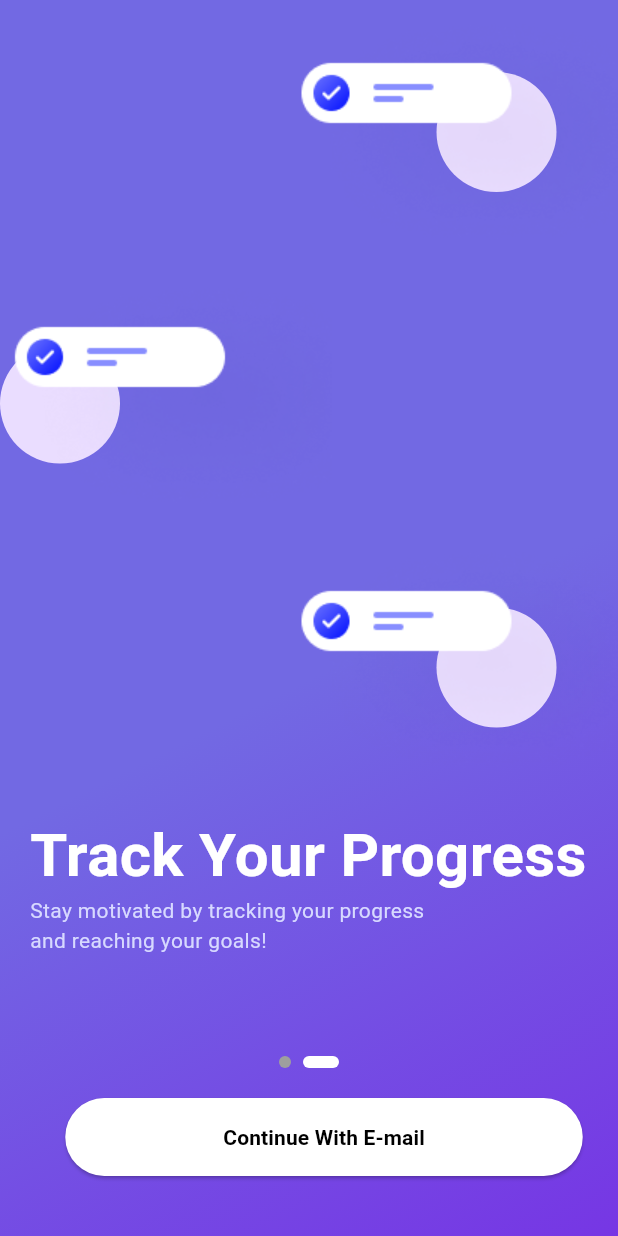
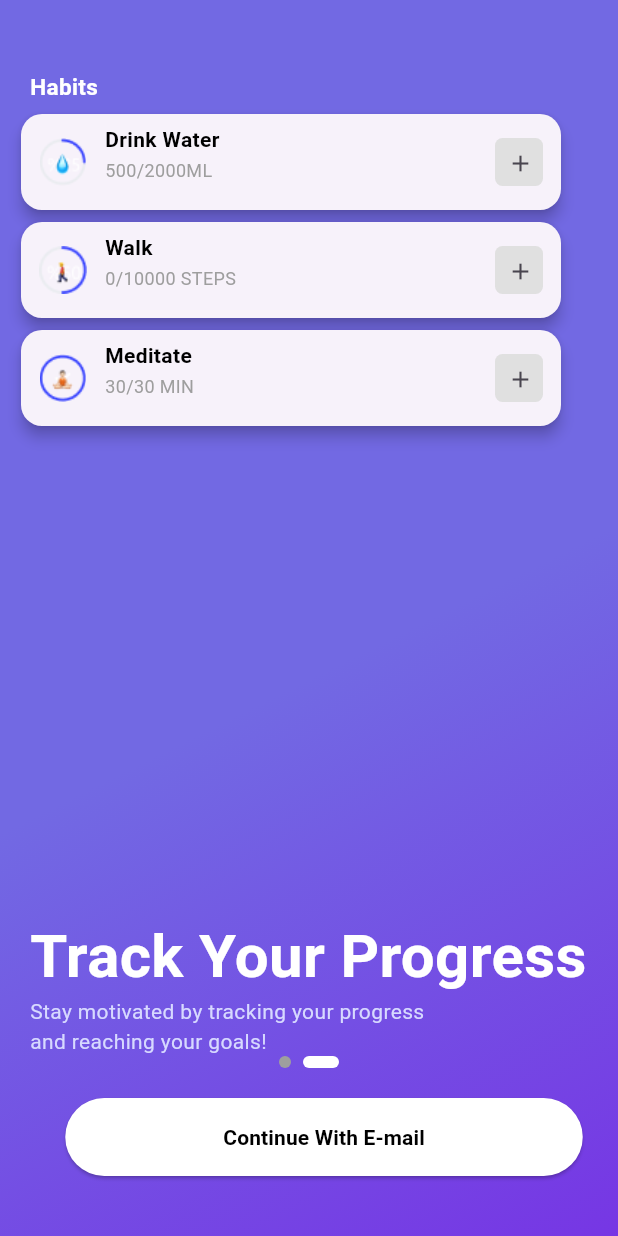
Before and after one commit to TriTechies/git-tracker, a Flutter app: the screen it shows after launch, swiped to page 2, on a phone screen of 412 x 824 dp. Run offline on Flutter 3.47's test engine with Material 3 defaults, Android fonts, the phone set to English and light mode, and no system bars; drawn by our look-alikes of smooth_page_indicator; our stand-ins replace get, get_storage; Roboto replaces fonts that are missing (Segoe UI); project files that could hold a hidden picture were left out.

Commit message:
Refinements added and image quality added

```diff
--- a/analysis_options.yaml
+++ b/analysis_options.yaml
@@ -7,6 +7,9 @@
 
 # The following line activates a set of recommended lints for Flutter apps,
 # packages, and plugins designed to encourage good coding practices.
+analyzer:
+  errors:
+    library_private_types_in_public_api: ignore
 include: package:flutter_lints/flutter.yaml
 
 linter:
--- a/lib/controller/text_controller.dart
+++ b/lib/controller/text_controller.dart
@@ -7,4 +7,9 @@
     TextEditingController name = TextEditingController();
       TextEditingController surname = TextEditingController();
         TextEditingController dateofBirth = TextEditingController();
+          var isSelected = false.obs;
+
+  void toggleSelection() {
+    isSelected.value = !isSelected.value;
+  }
 }
--- a/lib/main.dart
+++ b/lib/main.dart
@@ -10,10 +10,10 @@
 import 'package:git_tracker/view/signUp/gender_page.dart';
 import 'package:git_tracker/view/signUp/habits_options.dart';
 import 'package:git_tracker/view/signUp/sign_up.dart';
-import 'package:flutter_web_plugins/flutter_web_plugins.dart';
+// import 'package:flutter_web_plugins/flutter_web_plugins.dart';
 
 void main() async {
-  setUrlStrategy(PathUrlStrategy());
+  // setUrlStrategy(PathUrlStrategy());
   runApp(const MyApp());
   Get.put(TextController());
   await GetStorage.init();
--- a/lib/view/landing/intro.dart
+++ b/lib/view/landing/intro.dart
@@ -1,5 +1,6 @@
 import 'package:flutter/material.dart';
 import 'package:get/get.dart';
+import 'package:git_tracker/view/widgets/habit_card.dart';
 import 'package:smooth_page_indicator/smooth_page_indicator.dart';
 import 'package:git_tracker/view/widgets/my_button.dart';
 import '../style/style.dart';
@@ -36,7 +37,7 @@
               child: SmoothPageIndicator(
                 controller: _pageController,
                 count: 2,
-                effect: ExpandingDotsEffect(
+                effect: const ExpandingDotsEffect(
                   dotHeight: 8,
                   dotWidth: 8,
                   activeDotColor: Colors.white,
@@ -100,10 +101,24 @@
     return Column(
       crossAxisAlignment: CrossAxisAlignment.start,
       children: [
-        _buildTopSection(),
-        const SizedBox(height: 20),
+       const  SizedBox(
+          height: 50,
+
+        ),
         Padding(
-          padding: const EdgeInsets.only(left: 20.0),
+          padding: const EdgeInsets.only(left: 20.0,bottom: 5),
+          child:  Text('Habits',style:defaultstyle(
+              fontFamily: "Segoe UI",
+              size: 15,
+              color: Colors.white,
+            ), ),
+        ),
+       const  HabitCard(heading: "Drink Water", image: "habit_water", subHeading: "500/2000ML"),
+       const  HabitCard(heading: "Walk", image: "habit_walk", subHeading: "0/10000 STEPS"),
+       const  HabitCard(heading: "Meditate", image: "habit_meditate", subHeading: "30/30 MIN"),
+      const  Spacer(),
+        Padding(
+          padding: const EdgeInsets.only(left: 20.0,),
           child: Text(
             "Track Your Progress",
             style: defaultstyle(
@@ -137,7 +152,7 @@
             Stack(
               clipBehavior: Clip.none,
               children: [
-                Positioned(
+                const Positioned(
                   bottom: 20,
                   top: 20,
                   left: 100,
@@ -154,7 +169,7 @@
             Stack(
               clipBehavior: Clip.none,
               children: [
-                Positioned(
+                const Positioned(
                   bottom: 10,
                   top: 20,
                   left: 0,
@@ -171,7 +186,7 @@
             Stack(
               clipBehavior: Clip.none,
               children: [
-                Positioned(
+                const Positioned(
                   bottom: 10,
                   top: 20,
                   left: 100,
--- a/lib/view/signUp/gender_page.dart
+++ b/lib/view/signUp/gender_page.dart
@@ -41,6 +41,7 @@
             height: 20,
           ),
           const MyCardRow(
+
               imageFirst: "male",
               textFirst: "Male",
               imageSecond: "female",
--- /dev/null
+++ b/lib/view/widgets/habit_card.dart
@@ -0,0 +1,87 @@
+import 'package:flutter/material.dart';
+import 'package:git_tracker/view/style/style.dart';
+
+class HabitCard extends StatelessWidget {
+  const HabitCard({
+    super.key,
+    required this.heading,
+    required this.image,
+    required this.subHeading,
+  });
+  final String image;
+  final String heading;
+  final String subHeading;
+
+  @override
+  Widget build(BuildContext context) {
+    return Padding(
+      padding: const EdgeInsets.only(left: 10.0),
+      child: Card(
+        shape: RoundedRectangleBorder(
+          borderRadius: BorderRadius.circular(14),
+        ),
+        elevation: 4,
+        child: SizedBox(
+          height: 64,
+          width: 360,
+          child: Padding(
+            padding: const EdgeInsets.symmetric(horizontal: 12, vertical: 10),
+            child: Row(
+              children: [
+                Container(
+                  width: 32,
+                  height: 32,
+                  decoration: const BoxDecoration(
+                    shape: BoxShape.circle,
+                  ),
+                  child: Image.asset(
+                    'assets/$image.png',
+                    height: 32,
+                    width: 32,
+                  ),
+                ),
+                const SizedBox(width: 12),
+                Expanded(
+                  child: Column(
+                    crossAxisAlignment: CrossAxisAlignment.start,
+                    children: [
+                      Text(
+                        heading,
+                        style: defaultstyle(
+                          fontFamily: "Segoe UI",
+                          size: 14,
+                          color: Colors.black,
+                        ),
+                      ),
+                      const SizedBox(height: 4),
+                      Text(
+                        subHeading,
+                        style: withoutFontWeight(
+                          fontFamily: "Segoe UI",
+                          size: 12,
+                          color: Colors.grey,
+                        ),
+                      ),
+                    ],
+                  ),
+                ),
+                Container(
+                  width: 32,
+                  height: 32,
+                  decoration: BoxDecoration(
+                    borderRadius: BorderRadius.circular(5),
+                    color: Colors.grey.shade300,
+                  ),
+                  child: IconButton(
+                    icon: const Icon(Icons.add, size: 18),
+                    onPressed: () {},
+                  ),
+                ),
+              ],
+            ),
+          ),
+        ),
+      ),
+    );
+  }
+}
```
Also changed, not shown: lib/view/login/login_page.dart (+27 -3 lines), lib/view/signUp/sign_up.dart (+35 -3 lines), lib/view/widgets/my_card_row.dart (+26 -11 lines), assets/habit_meditate.png (added), assets/habit_walk.png (added), assets/habit_water.png (added).
